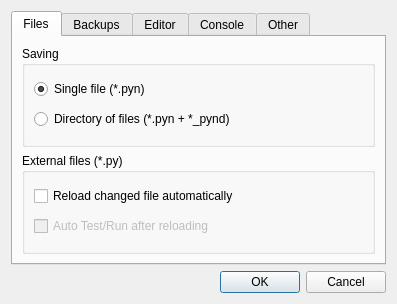
This is data/ui/settings.ui in aresnick/pynguin as Qt 5 draws it before an edit. The edited form follows.
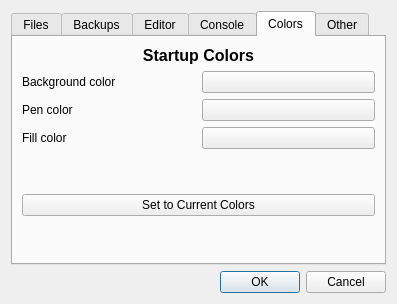
This is the edited form. The open tabs and pages were chosen to show the change.

Commit message: Disconnect current colors from remembered colors. Add settings page for default colors.

Patch:
```diff
--- a/data/ui/settings.ui
+++ b/data/ui/settings.ui
@@ -335,6 +335,109 @@
        </property>
       </widget>
      </widget>
+     <widget class="QWidget" name="tab_6">
+      <attribute name="title">
+       <string>Colors</string>
+      </attribute>
+      <layout class="QVBoxLayout" name="verticalLayout_11">
+       <item>
+        <widget class="QLabel" name="label_13">
+         <property name="font">
+          <font>
+           <pointsize>12</pointsize>
+           <weight>75</weight>
+           <bold>true</bold>
+          </font>
+         </property>
+         <property name="text">
+          <string>Startup Colors</string>
+         </property>
+         <property name="alignment">
+          <set>Qt::AlignCenter</set>
+         </property>
+        </widget>
+       </item>
+       <item>
+        <layout class="QGridLayout" name="gridLayout">
+         <item row="0" column="0">
+          <widget class="QLabel" name="label_10">
+           <property name="text">
+            <string>Background color</string>
+           </property>
+          </widget>
+         </item>
+         <item row="0" column="1">
+          <widget class="QPushButton" name="bgcolor">
+           <property name="text">
+            <string/>
+           </property>
+          </widget>
+         </item>
+         <item row="1" column="0">
+          <widget class="QLabel" name="label_11">
+           <property name="text">
+            <string>Pen color</string>
+           </property>
+          </widget>
+         </item>
+         <item row="1" column="1">
+          <widget class="QPushButton" name="pencolor">
+           <property name="text">
+            <string/>
+           </property>
+          </widget>
+         </item>
+         <item row="2" column="0">
+          <widget class="QLabel" name="label_12">
+           <property name="text">
+            <string>Fill color</string>
+           </property>
+          </widget>
+         </item>
+         <item row="2" column="1">
+          <widget class="QPushButton" name="fillcolor">
+           <property name="text">
+            <string/>
+           </property>
+          </widget>
+         </item>
+        </layout>
+       </item>
+       <item>
+        <spacer name="verticalSpacer_4">
+         <property name="orientation">
+          <enum>Qt::Vertical</enum>
+         </property>
+         <property name="sizeHint" stdset="0">
+          <size>
+           <width>20</width>
+           <height>38</height>
+          </size>
+         </property>
+        </spacer>
+       </item>
+       <item>
+        <widget class="QPushButton" name="set_colors_to_current">
+         <property name="text">
+          <string>Set to Current Colors</string>
+         </property>
+        </widget>
+       </item>
+       <item>
+        <spacer name="verticalSpacer_3">
+         <property name="orientation">
+          <enum>Qt::Vertical</enum>
+         </property>
+         <property name="sizeHint" stdset="0">
+          <size>
+           <width>20</width>
+           <height>37</height>
+          </size>
+         </property>
+        </spacer>
+       </item>
+      </layout>
+     </widget>
      <widget class="QWidget" name="tab_5">
       <attribute name="title">
        <string>Other</string>
```
Left out of the diff: 68 changed lines with no effect on the pictures. The commit also changes 6 other files.
